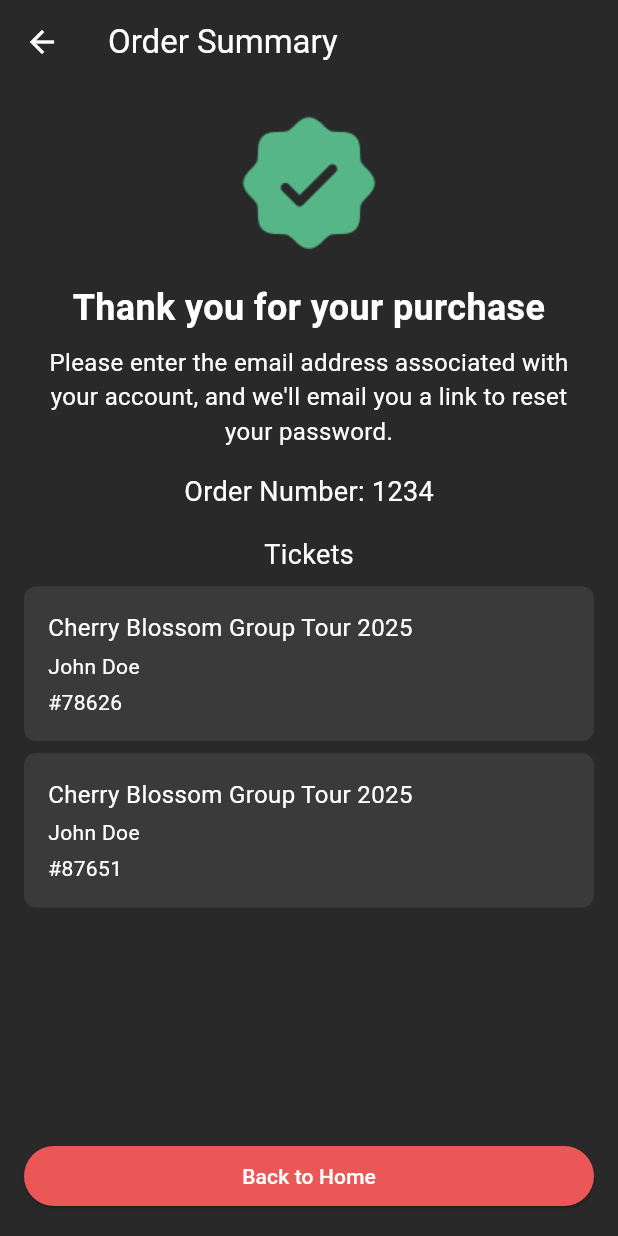
After one commit to KrtiinSharma/nido_app, a Flutter app: the OrderSummaryScreen screen opened directly, on a phone screen of 412 x 824 dp. The commit adds this screen. Run offline on Flutter 3.47's test engine with Material 3 defaults, Android fonts, the phone set to English and light mode, and no system bars; our stand-ins replace image_picker; missing offline and left inert: barcode_scan2.

Commit message:
Basic payment summary

```diff
--- a/lib/card_payment.dart
+++ b/lib/card_payment.dart
@@ -1,4 +1,5 @@
 import 'package:flutter/material.dart';
+import 'order_summary.dart'; // Import the Order Summary Screen
 
 class CardPaymentScreen extends StatelessWidget {
   @override
@@ -17,9 +18,31 @@ class CardPaymentScreen extends StatelessWidget {
         ),
       ),
       body: Center(
-        child: const Text(
-          'Card Payment Method',
-          style: TextStyle(color: Colors.white, fontSize: 24),
+        child: ElevatedButton(
+          onPressed: () {
+            // Simulate successful payment and navigate to Order Summary
+            Navigator.push(
+              context,
+              MaterialPageRoute(
+                builder: (context) => OrderSummaryScreen(
+                  orderNumber: '1234', // Example order number
+                  tickets: [
+                    {
+                      'tour': 'Cherry Blossom Group Tour 2025',
+                      'name': 'John Doe',
+                      'ticketNumber': '78626'
+                    },
+                    {
+                      'tour': 'Cherry Blossom Group Tour 2025',
+                      'name': 'John Doe',
+                      'ticketNumber': '87651'
+                    },
+                  ],
+                ),
+              ),
+            );
+          },
+          child: const Text('Complete Payment'),
         ),
       ),
     );
--- /dev/null
+++ b/lib/order_summary.dart
@@ -0,0 +1,128 @@
+import 'package:flutter/material.dart';
+
+class OrderSummaryScreen extends StatelessWidget {
+  final String orderNumber;
+  final List<Map<String, String>> tickets;
+
+  const OrderSummaryScreen({
+    Key? key,
+    required this.orderNumber,
+    required this.tickets,
+  }) : super(key: key);
+
+  @override
+  Widget build(BuildContext context) {
+    return Scaffold(
+      backgroundColor: const Color(0xFF292929),
+      appBar: AppBar(
+        title:
+            const Text('Order Summary', style: TextStyle(color: Colors.white)),
+        backgroundColor: const Color(0xFF292929),
+        leading: IconButton(
+          icon: const Icon(Icons.arrow_back, color: Colors.white),
+          onPressed: () {
+            Navigator.pop(context); // Navigate back
+          },
+        ),
+      ),
+      body: Padding(
+        padding: const EdgeInsets.all(16.0),
+        child: Center(
+          child: Column(
+            mainAxisAlignment: MainAxisAlignment.center,
+            children: [
+              // Tick Image
+              Image.asset('lib/images/SealCheck.png',
+                  height: 100), // Adjust height as needed
+              const SizedBox(height: 16),
+
+              // Thank You Message
+              const Text(
+                'Thank you for your purchase',
+                style: TextStyle(
+                    color: Colors.white,
+                    fontSize: 24,
+                    fontWeight: FontWeight.bold),
+                textAlign: TextAlign.center,
+              ),
+              const SizedBox(height: 8),
+
+              // Instructions
+              const Text(
+                'Please enter the email address associated with your account, and we\'ll email you a link to reset your password.',
+                style: TextStyle(color: Colors.white, fontSize: 16),
+                textAlign: TextAlign.center,
+              ),
+              const SizedBox(height: 16),
+
+              // Order Number
+              Text(
+                'Order Number: $orderNumber',
+                style: const TextStyle(color: Colors.white, fontSize: 18),
+              ),
+              const SizedBox(height: 16),
+
+              // Tickets Section
+              const Text(
+                'Tickets',
+                style: TextStyle(color: Colors.white, fontSize: 18),
+              ),
+              const SizedBox(height: 8),
+              Expanded(
+                child: ListView.builder(
+                  itemCount: tickets.length,
+                  itemBuilder: (context, index) {
+                    return Container(
+                      margin: const EdgeInsets.only(bottom: 8),
+                      padding: const EdgeInsets.all(16),
+                      decoration: BoxDecoration(
+                        color: const Color(0xFF3A3A3A),
+                        borderRadius: BorderRadius.circular(8),
+                      ),
+                      child: Column(
+                        crossAxisAlignment: CrossAxisAlignment.start,
+                        children: [
+                          Text(
+                            tickets[index]['tour'] ?? '',
+                            style: const TextStyle(
+                                color: Colors.white, fontSize: 16),
+                          ),
+                          const SizedBox(height: 4),
+                          Text(
+                            tickets[index]['name'] ?? '',
+                            style: const TextStyle(color: Colors.white),
+                          ),
+                          const SizedBox(height: 4),
+                          Text(
+                            '#${tickets[index]['ticketNumber'] ?? ''}',
+                            style: const TextStyle(color: Colors.white),
+                          ),
+                        ],
+                      ),
+                    );
+                  },
+                ),
+              ),
+
+              // Back to Home Button
+              SizedBox(
+                width: double.infinity,
+                child: ElevatedButton(
+                  onPressed: () {
+                    // Navigate back to home or main screen
+                    Navigator.popUntil(context, (route) => route.isFirst);
+                  },
+                  style: ElevatedButton.styleFrom(
+                    backgroundColor: const Color(0xFFEB5757),
+                  ),
+                  child: const Text('Back to Home',
+                      style: TextStyle(color: Colors.white)),
+                ),
+              ),
+            ],
+          ),
+        ),
+      ),
+    );
+  }
+}
--- a/lib/upi_payment.dart
+++ b/lib/upi_payment.dart
@@ -1,4 +1,5 @@
 import 'package:flutter/material.dart';
+import 'order_summary.dart'; // Import the Order Summary Screen
 
 class UpiPaymentScreen extends StatelessWidget {
   @override
@@ -16,9 +17,31 @@ class UpiPaymentScreen extends StatelessWidget {
         ),
       ),
       body: Center(
-        child: const Text(
-          'UPI Payment Method',
-          style: TextStyle(color: Colors.white, fontSize: 24),
+        child: ElevatedButton(
+          onPressed: () {
+            // Simulate successful payment and navigate to Order Summary
+            Navigator.push(
+              context,
+              MaterialPageRoute(
+                builder: (context) => OrderSummaryScreen(
+                  orderNumber: '1234', // Example order number
+                  tickets: [
+                    {
+                      'tour': 'Cherry Blossom Group Tour 2025',
+                      'name': 'John Doe',
+                      'ticketNumber': '78626'
+                    },
+                    {
+                      'tour': 'Cherry Blossom Group Tour 2025',
+                      'name': 'John Doe',
+                      'ticketNumber': '87651'
+                    },
+                  ],
+                ),
+              ),
+            );
+          },
+          child: const Text('Complete Payment'),
         ),
       ),
     );
--- a/lib/wallet_payment.dart
+++ b/lib/wallet_payment.dart
@@ -1,4 +1,5 @@
 import 'package:flutter/material.dart';
+import 'order_summary.dart'; // Import the Order Summary Screen
 
 class WalletPaymentScreen extends StatelessWidget {
   @override
@@ -17,9 +18,31 @@ class WalletPaymentScreen extends StatelessWidget {
         ),
       ),
       body: Center(
-        child: const Text(
-          'Wallet Payment Method',
-          style: TextStyle(color: Colors.white, fontSize: 24),
+        child: ElevatedButton(
+          onPressed: () {
+            // Simulate successful payment and navigate to Order Summary
+            Navigator.push(
+              context,
+              MaterialPageRoute(
+                builder: (context) => OrderSummaryScreen(
+                  orderNumber: '1234', // Example order number
+                  tickets: [
+                    {
+                      'tour': 'Cherry Blossom Group Tour 2025',
+                      'name': 'John Doe',
+                      'ticketNumber': '78626'
+                    },
+                    {
+                      'tour': 'Cherry Blossom Group Tour 2025',
+                      'name': 'John Doe',
+                      'ticketNumber': '87651'
+                    },
+                  ],
+                ),
+              ),
+            );
+          },
+          child: const Text('Complete Payment'),
         ),
       ),
     );
--- a/pubspec.yaml
+++ b/pubspec.yaml
@@ -76,6 +76,7 @@ flutter:
     - lib/images/CaretDown.png
     - lib/images/CreditCard.png
     - lib/images/Wallet.png
+    - lib/images/SealCheck.png
   # The following line ensures that the Material Icons font is
   # included with your application, so that you can use the icons in
   # the material Icons class.
```
Also changed, not shown: lib/images/SealCheck.png (added).
